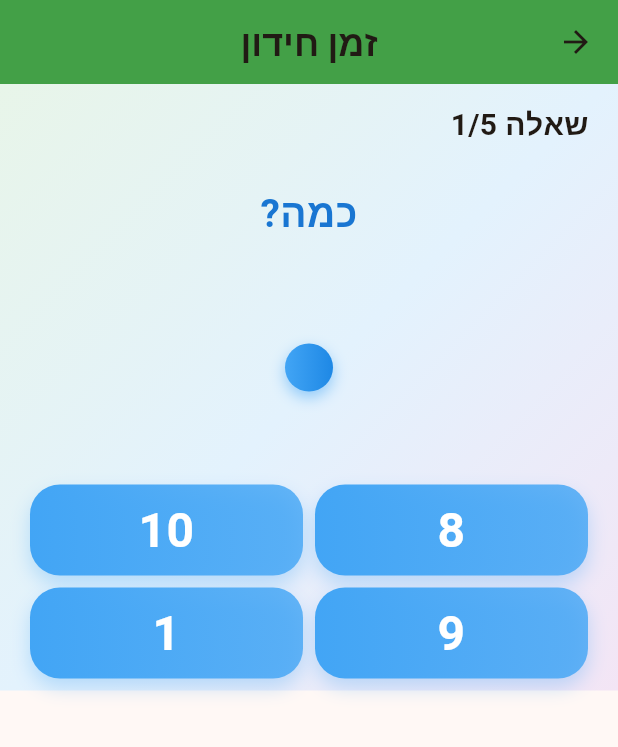
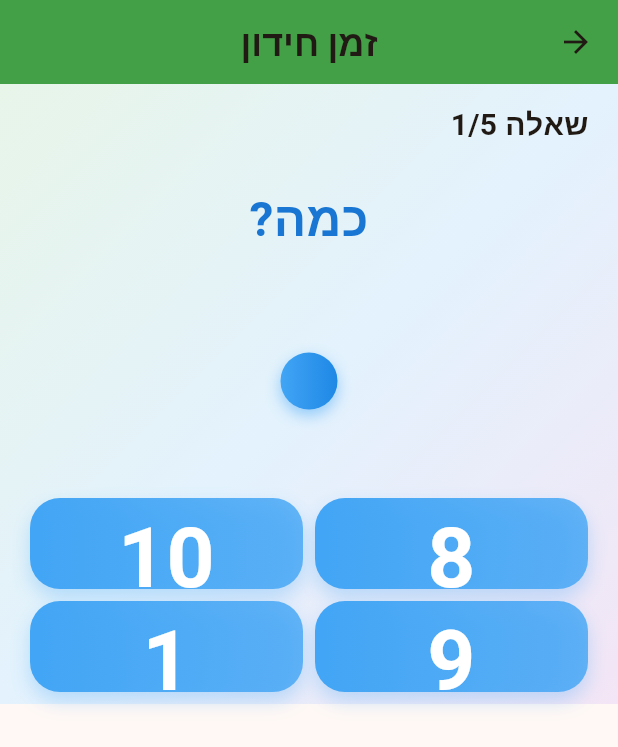
Before and after one commit to cohenra/learning-games, a Flutter app: the NumbersQuizScreen screen opened directly, on a phone screen of 412 x 824 dp. Shown: the top 747 px of the screen. Run offline on Flutter 3.47's test engine with Material 3 defaults, Android fonts, the phone set to English and light mode, and no system bars; our stand-ins replace flutter_tts, shared_preferences; accounts and stored records are empty; Roboto replaces fonts that are missing (Rubik).

Commit message:
Dramatically increase icon, text, and number sizes for better visual balance
Home screen:
- Increase emoji icons from 44px to 64px (45% larger)
- Increase category title text from 18px to 26px (44% larger)
- Increase "Coming Soon" badge from 14px to 16px
- Icons and text now fill cards better - more visible and child-friendly

Quiz screen:
- Increase answer numbers from 32px to 56px (75% larger!)
- Increase question text from 26px to 32px
- Increase dots from 32x32 to 38x38
- Increase dot spacing from 6 to 8
- Numbers now much more prominent and easier to tap

This addresses the feedback that icons/text were too small relative to
button/card sizes. Content is now properly proportioned for ages 2-6.

```diff
--- a/lib/modules/numbers/numbers_quiz_screen.dart
+++ b/lib/modules/numbers/numbers_quiz_screen.dart
@@ -198,7 +198,7 @@ class _NumbersQuizScreenState extends State<NumbersQuizScreen> {
                   Text(
                     l10n.howMany,
                     style: TextStyle(
-                      fontSize: 26,
+                      fontSize: 32,
                       fontWeight: FontWeight.bold,
                       color: Colors.blue.shade700,
                     ),
@@ -213,13 +213,13 @@ class _NumbersQuizScreenState extends State<NumbersQuizScreen> {
                     child: Center(
                       child: Wrap(
                         alignment: WrapAlignment.center,
-                        spacing: 6,
-                        runSpacing: 6,
+                        spacing: 8,
+                        runSpacing: 8,
                         children: List.generate(
                           _correctAnswer,
                           (index) => Container(
-                            width: 32,
-                            height: 32,
+                            width: 38,
+                            height: 38,
                             decoration: BoxDecoration(
                               shape: BoxShape.circle,
                               gradient: LinearGradient(
@@ -278,7 +278,7 @@ class _NumbersQuizScreenState extends State<NumbersQuizScreen> {
                               child: Text(
                                 '$option',
                                 style: const TextStyle(
-                                  fontSize: 32,
+                                  fontSize: 56,
                                   fontWeight: FontWeight.bold,
                                   color: Colors.white,
                                 ),
```
Also changed, not shown: lib/screens/new_home_screen.dart (+6 -6 lines).
